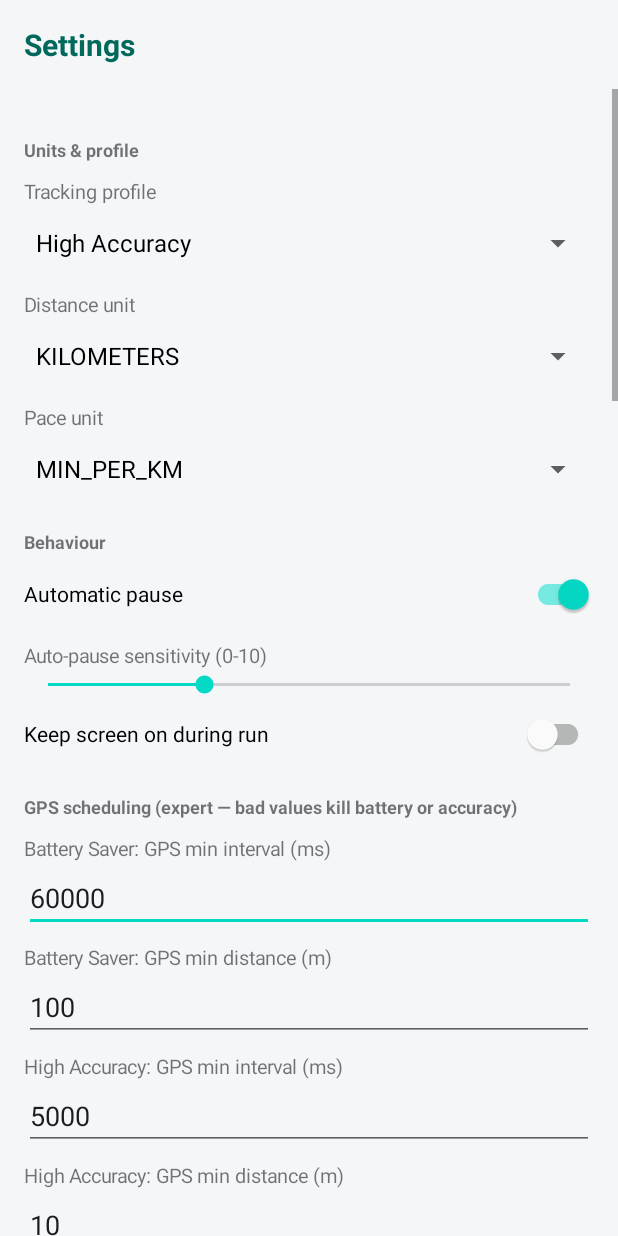
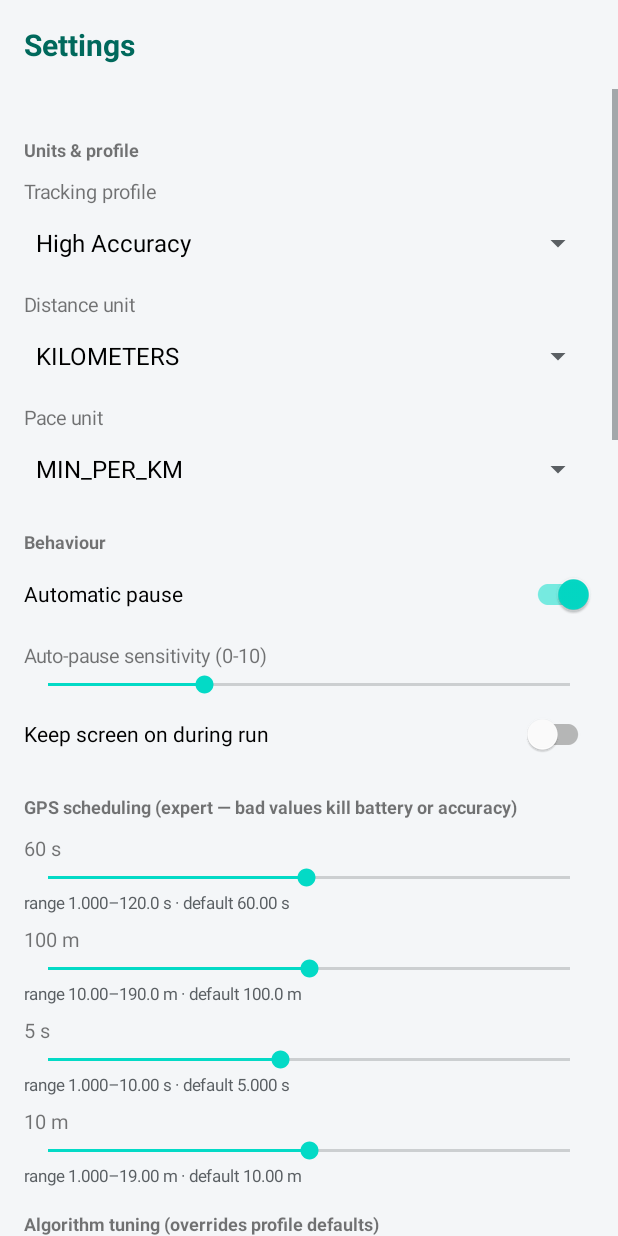
Before and after one commit to i3iorn/personal_running_tracker, an Android app: the SettingsActivity screen opened directly, with no data from a screen before it, on a phone screen of 412 x 824 dp. Run offline under Robolectric (Android 15) with nearby library versions, the phone set to English and light mode, and no system bars.

Commit message:
Pace fix (segment-speed fallback + fix-interval-aware smoothing window), real auto-pause (moving time per fix), battery benchmark gate, screen-on during run, guided step-snapped sliders with defaults mid-range in Settings

```diff
--- a/app/src/main/java/dev/schrammel/personal_running_tracker/MainActivity.kt
+++ b/app/src/main/java/dev/schrammel/personal_running_tracker/MainActivity.kt
@@ -50,6 +50,8 @@ class MainActivity : ComponentActivity() {
             val svc = trackingService
             if (svc != null && svc.isRunningFlag()) {
                 val prefs = TrackingPreferences(this@MainActivity)
+                // Screen-on preference only applies while a run is active
+                binding.root.keepScreenOn = prefs.screenOnEnabled
                 binding.elapsedText.text = formatElapsed(svc.currentElapsedMs())
                 val km = svc.currentDistanceMeters() / 1000.0
                 binding.distanceText.text = String.format("%.2f km", km)
--- a/app/src/main/java/dev/schrammel/personal_running_tracker/SettingsActivity.kt
+++ b/app/src/main/java/dev/schrammel/personal_running_tracker/SettingsActivity.kt
@@ -45,73 +45,74 @@ class SettingsActivity : AppCompatActivity() {
         switch("Keep screen on during run", { prefs.screenOnEnabled }, { prefs.screenOnEnabled = it })
 
         section("GPS scheduling (expert — bad values kill battery or accuracy)")
-        number("Battery Saver: GPS min interval (ms)", { prefs.saverGpsMinIntervalMs.toDouble() },
-            { prefs.saverGpsMinIntervalMs = it.toLong() })
-        number("Battery Saver: GPS min distance (m)", { prefs.saverGpsMinDistanceMeters.toDouble() },
-            { prefs.saverGpsMinDistanceMeters = it.toFloat() })
-        number("High Accuracy: GPS min interval (ms)", { prefs.highAccuracyGpsMinIntervalMs.toDouble() },
-            { prefs.highAccuracyGpsMinIntervalMs = it.toLong() })
-        number("High Accuracy: GPS min distance (m)", { prefs.highAccuracyGpsMinDistanceMeters.toDouble() },
-            { prefs.highAccuracyGpsMinDistanceMeters = it.toFloat() })
+        slider("Battery Saver: GPS min interval", 1.0, 120.0, 1.0, { prefs.saverGpsMinIntervalMs / 1000.0 },
+            { prefs.saverGpsMinIntervalMs = (it * 1000).toLong() }, "s", 60.0)
+        slider("Battery Saver: GPS min distance", 10.0, 190.0, 5.0, { prefs.saverGpsMinDistanceMeters.toDouble() },
+            { prefs.saverGpsMinDistanceMeters = it.toFloat() }, "m", 100.0)
+        slider("High Accuracy: GPS min interval", 1.0, 10.0, 1.0, { prefs.highAccuracyGpsMinIntervalMs / 1000.0 },
+            { prefs.highAccuracyGpsMinIntervalMs = (it * 1000).toLong() }, "s", 5.0)
+        slider("High Accuracy: GPS min distance", 1.0, 19.0, 1.0, { prefs.highAccuracyGpsMinDistanceMeters.toDouble() },
+            { prefs.highAccuracyGpsMinDistanceMeters = it.toFloat() }, "m", 10.0)
 
         section("Algorithm tuning (overrides profile defaults)")
-        number("Balanced: GPS min interval (ms)", { prefs.tuningGpsMinIntervalMs.toDouble() },
-            { prefs.tuningGpsMinIntervalMs = it.toLong() })
-        number("Balanced: GPS max interval (ms)", { prefs.tuningGpsMaxIntervalMs.toDouble() },
-            { prefs.tuningGpsMaxIntervalMs = it.toLong() })
-        number("Balanced: GPS min distance (m)", { prefs.tuningGpsMinDistanceMeters.toDouble() },
-            { prefs.tuningGpsMinDistanceMeters = it.toFloat() })
-        number("GPS accuracy threshold (m)", { prefs.tuningGpsAccuracyThresholdMeters.toDouble() },
-            { prefs.tuningGpsAccuracyThresholdMeters = it.toFloat() })
-        number("Stride length (m)", { prefs.tuningStrideLengthMeters },
-            { prefs.tuningStrideLengthMeters = it })
-        number("Sensor fusion max GPS segment ratio", { prefs.tuningSensorFusionMaxGpsSegmentRatio },
-            { prefs.tuningSensorFusionMaxGpsSegmentRatio = it })
-        number("Stable-uncertainty re-evaluate (m)", { prefs.tuningStableUncertaintyReevaluateMeters },
-            { prefs.tuningStableUncertaintyReevaluateMeters = it })
+        slider("Balanced: GPS min interval", 1.0, 60.0, 1.0, { prefs.tuningGpsMinIntervalMs / 1000.0 },
+            { prefs.tuningGpsMinIntervalMs = (it * 1000).toLong() }, "s", 30.0)
+        slider("Balanced: GPS max interval", 60.0, 180.0, 5.0, { prefs.tuningGpsMaxIntervalMs / 1000.0 },
+            { prefs.tuningGpsMaxIntervalMs = (it * 1000).toLong() }, "s", 120.0)
+        slider("Balanced: GPS min distance", 5.0, 55.0, 5.0, { prefs.tuningGpsMinDistanceMeters.toDouble() },
+            { prefs.tuningGpsMinDistanceMeters = it.toFloat() }, "m", 30.0)
+        slider("GPS accuracy threshold", 5.0, 55.0, 5.0, { prefs.tuningGpsAccuracyThresholdMeters.toDouble() },
+            { prefs.tuningGpsAccuracyThresholdMeters = it.toFloat() }, "m", 30.0)
+        slider("Stride length", 0.3, 1.2, 0.05, { prefs.tuningStrideLengthMeters },
+            { prefs.tuningStrideLengthMeters = it }, "m", 0.75)
+        slider("Sensor fusion max GPS segment ratio", 3.0, 17.0, 1.0, { prefs.tuningSensorFusionMaxGpsSegmentRatio },
+            { prefs.tuningSensorFusionMaxGpsSegmentRatio = it }, "x", 10.0)
+        slider("Stable-uncertainty re-evaluate", 10.0, 90.0, 5.0, { prefs.tuningStableUncertaintyReevaluateMeters },
+            { prefs.tuningStableUncertaintyReevaluateMeters = it }, "m", 50.0)
 
         section("Live pace display")
-        number("Pace smoothing window (ms)", { prefs.paceSmoothingWindowMs.toDouble() },
-            { prefs.paceSmoothingWindowMs = it.toLong() })
-        number("Pace: min speed m/s (below = stationary)", { prefs.paceMinSpeedMps.toDouble() },
-            { prefs.paceMinSpeedMps = it.toFloat() })
-        number("Pace: max GPS accuracy m (above = hide pace)", { prefs.paceMaxAccuracyMeters.toDouble() },
-            { prefs.paceMaxAccuracyMeters = it.toFloat() })
+        slider("Pace smoothing window", 2.0, 18.0, 1.0, { prefs.paceSmoothingWindowMs / 1000.0 },
+            { prefs.paceSmoothingWindowMs = (it * 1000).toLong() }, "s", 10.0)
+        slider("Pace: min speed (below = stationary)", 0.0, 0.6, 0.05, { prefs.paceMinSpeedMps.toDouble() },
+            { prefs.paceMinSpeedMps = it.toFloat() }, "m/s", 0.3)
+        slider("Pace: max GPS error (above = hide pace)", 5.0, 35.0, 5.0, { prefs.paceMaxAccuracyMeters.toDouble() },
+            { prefs.paceMaxAccuracyMeters = it.toFloat() }, "m", 20.0)
 
         section("Splits & records")
-        number("Split length (m)", { prefs.splitLengthMeters }, { prefs.splitLengthMeters = it })
+        slider("Split length", 200.0, 1800.0, 100.0, { prefs.splitLengthMeters },
+            { prefs.splitLengthMeters = it }, "m", 1000.0)
         text("Personal record distances (km, comma separated)",
             { prefs.prDistanceKmList }, { prefs.prDistanceKmList = it })
 
         section("Import & charts")
-        number("GPX import max size (MB)", { prefs.importMaxMb.toDouble() },
-            { prefs.importMaxMb = it.toInt() })
-        number("Rolling-distance window (days)", { prefs.rollingWindowDays.toDouble() },
-            { prefs.rollingWindowDays = it.toInt() })
-        number("Weekly trend chart weeks", { prefs.chartWeeks.toDouble() },
-            { prefs.chartWeeks = it.toInt() })
+        slider("GPX import max size", 1.0, 20.0, 1.0, { prefs.importMaxMb.toDouble() },
+            { prefs.importMaxMb = it.toInt() }, "MB", 10.0)
+        slider("Rolling-distance window", 7.0, 53.0, 1.0, { prefs.rollingWindowDays.toDouble() },
+            { prefs.rollingWindowDays = it.toInt() }, "d", 30.0)
+        slider("Weekly trend chart weeks", 2.0, 14.0, 1.0, { prefs.chartWeeks.toDouble() },
+            { prefs.chartWeeks = it.toInt() }, "wk", 8.0)
 
         section("Diagnostics & reliability")
         switch("Battery benchmarking", { prefs.batteryBenchmarkEnabled },
             { prefs.batteryBenchmarkEnabled = it })
-        number("Degraded-GPS notification threshold (m)", { prefs.degradedGpsThresholdMeters.toDouble() },
-            { prefs.degradedGpsThresholdMeters = it.toFloat() })
-        number("Rating: excellent (m)", { prefs.ratingExcellentMeters.toDouble() },
-            { prefs.ratingExcellentMeters = it.toFloat() })
-        number("Rating: good (m)", { prefs.ratingGoodMeters.toDouble() },
-            { prefs.ratingGoodMeters = it.toFloat() })
-        number("Rating: fair (m)", { prefs.ratingFairMeters.toDouble() },
-            { prefs.ratingFairMeters = it.toFloat() })
-        number("Rating: poor (m)", { prefs.ratingPoorMeters.toDouble() },
-            { prefs.ratingPoorMeters = it.toFloat() })
-        number("Crash-recovery persist interval (ms)", { prefs.statePersistIntervalMs.toDouble() },
-            { prefs.statePersistIntervalMs = it.toLong() })
+        slider("Degraded-GPS notification threshold", 5.0, 45.0, 5.0, { prefs.degradedGpsThresholdMeters.toDouble() },
+            { prefs.degradedGpsThresholdMeters = it.toFloat() }, "m", 25.0)
+        slider("Rating: excellent", 1.0, 9.0, 1.0, { prefs.ratingExcellentMeters.toDouble() },
+            { prefs.ratingExcellentMeters = it.toFloat() }, "m", 5.0)
+        slider("Rating: good", 2.0, 18.0, 2.0, { prefs.ratingGoodMeters.toDouble() },
+            { prefs.ratingGoodMeters = it.toFloat() }, "m", 10.0)
+        slider("Rating: fair", 4.0, 36.0, 2.0, { prefs.ratingFairMeters.toDouble() },
+            { prefs.ratingFairMeters = it.toFloat() }, "m", 20.0)
+        slider("Rating: poor", 10.0, 90.0, 5.0, { prefs.ratingPoorMeters.toDouble() },
+            { prefs.ratingPoorMeters = it.toFloat() }, "m", 50.0)
+        slider("Crash-recovery persist interval", 1.0, 10.0, 1.0, { prefs.statePersistIntervalMs / 1000.0 },
+            { prefs.statePersistIntervalMs = (it * 1000).toLong() }, "s", 5.0)
 
         section("Route map colouring")
-        number("Reliable segment max error (m)", { prefs.mapReliableMeters.toDouble() },
-            { prefs.mapReliableMeters = it.toFloat() })
-        number("Assisted segment max error (m)", { prefs.mapAssistedMeters.toDouble() },
-            { prefs.mapAssistedMeters = it.toFloat() })
+        slider("Reliable segment max error", 2.0, 18.0, 1.0, { prefs.mapReliableMeters.toDouble() },
+            { prefs.mapReliableMeters = it.toFloat() }, "m", 10.0)
+        slider("Assisted segment max error", 5.0, 45.0, 5.0, { prefs.mapAssistedMeters.toDouble() },
+            { prefs.mapAssistedMeters = it.toFloat() }, "m", 25.0)
 
         section("About")
         label("Personal Running Tracker v0.1.0\nOffline-first, sensor-assisted GPS tracking.\nAll data stays on this device.")
@@ -174,15 +175,55 @@ class SettingsActivity : AppCompatActivity() {
         })
     }
 
-    private fun number(labelText: String, get: () -> Double, set: (Double) -> Unit) {
-        container.addView(labelView(labelText))
-        container.addView(EditText(this).apply {
-            inputType = android.text.InputType.TYPE_CLASS_NUMBER or android.text.InputType.TYPE_NUMBER_FLAG_DECIMAL
-            setText(formatForEdit(get()))
-            setOnFocusChangeListener { _, hasFocus ->
-                if (!hasFocus) parseNumber(text.toString())?.let { set(it) }
-            }
-        })
+    private fun slider(
+        labelText: String,
+        minVal: Double,
+        maxVal: Double,
+        stepVal: Double,
+        get: () -> Double,
+        set: (Double) -> Unit,
+        unit: String,
+        defaultValue: Double,
+    ) {
+        val valueView = TextView(this).apply {
+            textSize = 13f
+            setPadding(0, 12, 0, 2)
+        }
+        val hintView = TextView(this).apply {
+            text = "range %.4g–%.4g %s · default %.4g %s".format(minVal, maxVal, unit, defaultValue, unit)
+            textSize = 11f
+            setTextColor(resources.getColor(R.color.rt_on_surface_variant, theme))
+        }
+        val bar = SeekBar(this).apply {
+            val steps = ((maxVal - minVal) / stepVal).toInt().coerceAtLeast(1)
+            max = steps
+            progress = (((get() - minVal) / stepVal).toInt().coerceIn(0, steps))
+            valueView.text = formatValue(get(), stepVal) + " $unit"
+            setOnSeekBarChangeListener(object : SeekBar.OnSeekBarChangeListener {
+                override fun onProgressChanged(b: SeekBar?, p: Int, fromUser: Boolean) {
+                    val value = (minVal + p * stepVal).snap()
+                    if (fromUser) {
+                        set(value)
+                        valueView.text = formatValue(value, stepVal) + " $unit"
+                    }
+                }
+                override fun onStartTrackingTouch(b: SeekBar?) {}
+                override fun onStopTrackingTouch(b: SeekBar?) {}
+            })
+        }
+        container.addView(valueView)
+        container.addView(bar)
+        container.addView(hintView)
+    }
+
+    private fun Double.snap(): Double {
+        val decimals = if (this < 1.0) 2 else if (this == this.toLong().toDouble()) 0 else 1
+        return "%.${decimals}f".format(this).toDouble()
+    }
+
+    private fun formatValue(value: Double, step: Double): String {
+        val decimals = if (step < 0.1) 2 else if (step == step.toLong().toDouble()) 0 else 1
+        return "%.${decimals}f".format(value)
     }
 
     private fun text(labelText: String, get: () -> String, set: (String) -> Unit) {
--- a/app/src/main/java/dev/schrammel/personal_running_tracker/settings/TrackingPreferences.kt
+++ b/app/src/main/java/dev/schrammel/personal_running_tracker/settings/TrackingPreferences.kt
@@ -77,6 +77,11 @@ class TrackingPreferences(context: Context) {
     var batteryBenchmarkEnabled: Boolean
         get() = prefs.getBoolean("battery_benchmark_enabled", false)
         set(value) { prefs.edit().putBoolean("battery_benchmark_enabled", value).apply() }
+
+    // Crash-recovery companion for the run_state row (moving-time of the live segment)
+    var runStateMovingSegmentMs: Long
+        get() = prefs.getLong("run_state_moving_segment_ms", 0L)
+        set(value) { prefs.edit().putLong("run_state_moving_segment_ms", value).apply() }
 
     // ----- New settings from the security/performance pass -----
     // GPX import size cap in MB (DoS guard)
```
Also changed, not shown: app/src/main/java/dev/schrammel/personal_running_tracker/tracking/TrackingService.kt (+41 -8 lines).
